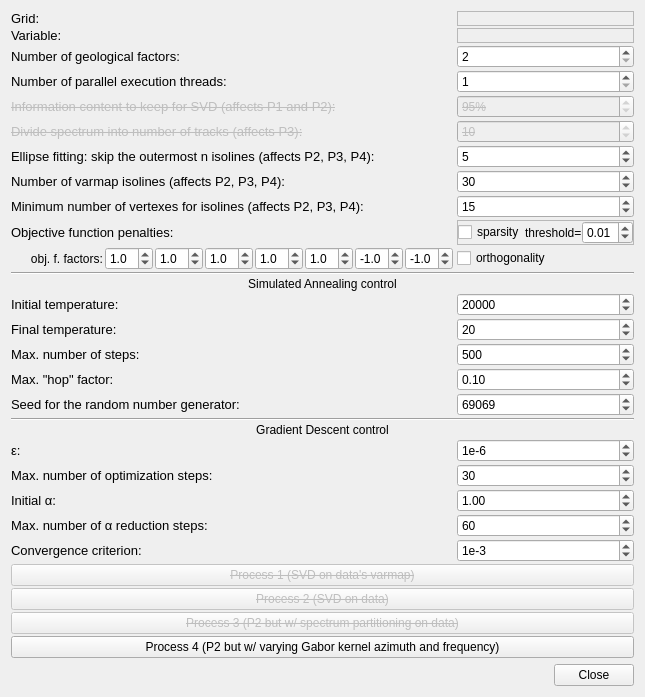
Old version of the form imagejockey/vardecomp/variographicdecompositiondialog.ui in the repository PauloCarvalhoRJ/gammaray.
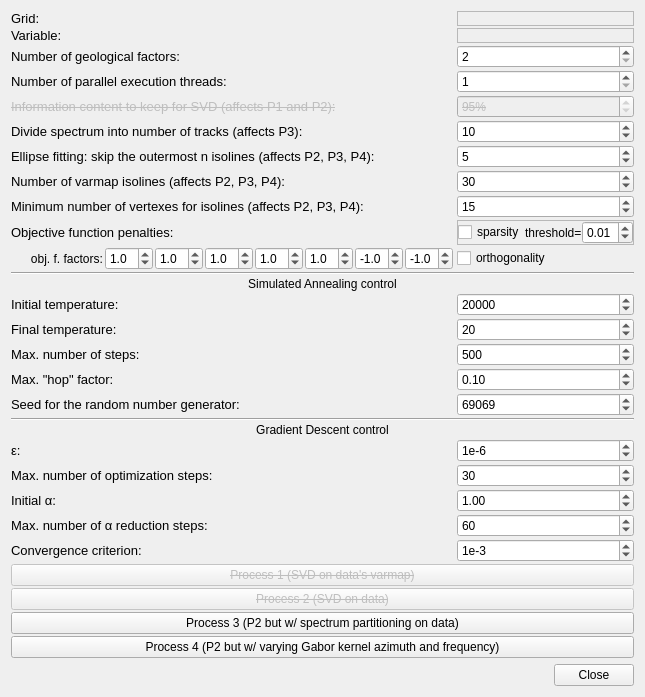
New version of the form.

Commit message: Variographic Decomposition: attempt to use Gabor analysis: WIP.

What changed in the file:
```diff
--- a/imagejockey/vardecomp/variographicdecompositiondialog.ui
+++ b/imagejockey/vardecomp/variographicdecompositiondialog.ui
@@ -442,11 +442,11 @@
      <item row="29" column="0" colspan="2">
       <widget class="QPushButton" name="btnProcess3">
        <property name="enabled">
-        <bool>false</bool>
+        <bool>true</bool>
        </property>
        <property name="font">
         <font>
-         <strikeout>true</strikeout>
+         <strikeout>false</strikeout>
         </font>
        </property>
        <property name="text">
@@ -543,11 +543,11 @@
      <item row="5" column="0">
       <widget class="QLabel" name="label_20">
        <property name="enabled">
-        <bool>false</bool>
+        <bool>true</bool>
        </property>
        <property name="font">
         <font>
-         <strikeout>true</strikeout>
+         <strikeout>false</strikeout>
         </font>
        </property>
        <property name="text">
@@ -768,11 +768,11 @@
      <item row="5" column="1">
       <widget class="QSpinBox" name="spinNumberOfSpectrumTracks">
        <property name="enabled">
-        <bool>false</bool>
+        <bool>true</bool>
        </property>
        <property name="font">
         <font>
-         <strikeout>true</strikeout>
+         <strikeout>false</strikeout>
         </font>
        </property>
        <property name="minimum">
```
The commit also changes 1 other file.
